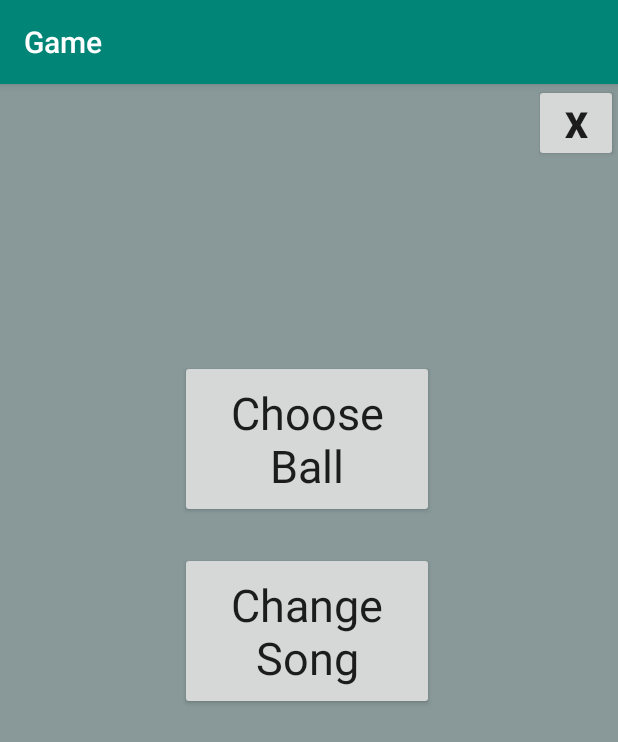
After one commit to victor-alvarez/ThreeLevelAndriodGame, an Android app: the CustomizeActivity screen opened directly, with no data from a screen before it, on a phone screen of 412 x 824 dp. The commit adds this screen. Shown: the top 742 px of the screen. Run offline under Robolectric (Android 15) with nearby library versions, the phone set to English and light mode, and no system bars.

Commit message:
"Added a home screen for Game1 that includes: Play (BallJumperActivity.java), Customize (CustomizeActivity.java), Shop (ShopActivity.java), To Game Two (Game2Activity.java), and To Main Menu (MainActivity.java). The Customize button leads to a menu that includes: Choose Ball (ChooseBallActivity.java), and Change Song (ChangeSongActivity.java). Both of these buttons and the Shop button lead to a 'Coming soon...' message. Also added functionality for an 'exit' button on all sub-menus."

```diff
--- /dev/null
+++ b/phase1/Game/app/src/main/java/com/example/game/Game1/CustomizeActivity.java
@@ -0,0 +1,34 @@
+package com.example.game.Game1;
+
+import androidx.appcompat.app.AppCompatActivity;
+import android.content.Intent;
+import android.os.Bundle;
+import android.view.View;
+import com.example.game.R;
+
+public class CustomizeActivity extends AppCompatActivity {
+
+  @Override
+  protected void onCreate(Bundle savedInstanceState) {
+    super.onCreate(savedInstanceState);
+    setContentView(R.layout.activity_customize);
+  }
+
+  /** Called when the user taps the "Choose Ball" button */
+  public void chooseBall(View view) {
+    Intent intent = new Intent(this, ChooseBallActivity.class);
+    startActivity(intent);
+  }
+
+  /** Called when the user taps the "Change Song" button */
+  public void changeSong(View view) {
+    Intent intent = new Intent(this, ChangeSongActivity.class);
+    startActivity(intent);
+  }
+
+  /** Called when the user taps the "X" button */
+  public void toGame1Home(View view) {
+    Intent intent = new Intent(this, Game1Activity.class);
+    startActivity(intent);
+  }
+}
--- a/phase1/Game/app/src/main/java/com/example/game/Game3Activity.java
+++ b/phase1/Game/app/src/main/java/com/example/game/Game3Activity.java
@@ -15,7 +15,7 @@ public class Game3Activity extends AppCompatActivity {
   }
 
   /** Called when the user taps the "To Main Menu" button */
-  public void nextGame(View view) {
+  public void toMainMenu(View view) {
     Intent intent = new Intent(this, MainActivity.class);
     startActivity(intent);
   }
--- a/phase1/Game/app/src/main/java/com/example/game/MainActivity.java
+++ b/phase1/Game/app/src/main/java/com/example/game/MainActivity.java
@@ -1,14 +1,12 @@
 package com.example.game;
 
 import androidx.appcompat.app.AppCompatActivity;
-
 import android.content.Intent;
 import android.content.SharedPreferences;
 import android.os.Bundle;
 import android.preference.PreferenceManager;
 import android.view.View;
 import android.widget.EditText;
-
 import com.example.game.Game1.Game1Activity;
 
 public class MainActivity extends AppCompatActivity {
--- /dev/null
+++ b/phase1/Game/app/src/main/res/layout/activity_customize.xml
@@ -0,0 +1,46 @@
+<?xml version="1.0" encoding="utf-8"?>
+<androidx.constraintlayout.widget.ConstraintLayout xmlns:android="http://schemas.android.com/apk/res/android"
+    xmlns:app="http://schemas.android.com/apk/res-auto"
+    xmlns:tools="http://schemas.android.com/tools"
+    android:layout_width="match_parent"
+    android:layout_height="match_parent"
+    tools:context=".Game1.CustomizeActivity">
+
+    <Button
+        android:id="@+id/button2"
+        style="@style/Widget.AppCompat.Button"
+        android:layout_width="56dp"
+        android:layout_height="52dp"
+        android:onClick="toGame1Home"
+        android:text="@string/game1_xButton"
+        android:textSize="24sp"
+        android:textStyle="bold"
+        app:layout_constraintEnd_toEndOf="parent"
+        app:layout_constraintTop_toTopOf="parent" />
+
+    <Button
+        android:id="@+id/game1Button7"
+        android:layout_width="169dp"
+        android:layout_height="105dp"
+        android:layout_marginStart="120dp"
+        android:layout_marginTop="312dp"
+        android:onClick="changeSong"
+        android:text="@string/game1_changeSong"
+        android:textAppearance="@style/TextAppearance.AppCompat.Large"
+        android:textSize="30sp"
+        app:layout_constraintStart_toStartOf="parent"
+        app:layout_constraintTop_toTopOf="parent" />
+
+    <Button
+        android:id="@+id/game1Button6"
+        android:layout_width="169dp"
+        android:layout_height="105dp"
+        android:layout_marginStart="120dp"
+        android:layout_marginTop="184dp"
+        android:onClick="chooseBall"
+        android:text="@string/game1_chooseBall"
+        android:textAppearance="@style/TextAppearance.AppCompat.Large"
+        android:textSize="30sp"
+        app:layout_constraintStart_toStartOf="parent"
+        app:layout_constraintTop_toTopOf="parent" />
+</androidx.constraintlayout.widget.ConstraintLayout>
--- a/phase1/Game/app/src/main/res/layout/activity_game3.xml
+++ b/phase1/Game/app/src/main/res/layout/activity_game3.xml
@@ -12,7 +12,7 @@
         android:layout_height="105dp"
         android:layout_marginStart="120dp"
         android:layout_marginTop="300dp"
-        android:onClick="nextGame"
+        android:onClick="toMainMenu"
         android:text="@string/next3"
         android:textAppearance="@style/TextAppearance.AppCompat.Large"
         android:textSize="30sp"
--- a/phase1/Game/app/src/main/res/values/strings.xml
+++ b/phase1/Game/app/src/main/res/values/strings.xml
@@ -15,4 +15,11 @@
     <string name="next1">"To Game Two"</string>
     <string name="next2">"To Game Three"</string>
     <string name="next3">"To Main Menu"</string>
+    <string name="game1_shop">Shop</string>
+    <string name="game1_customize">Customize</string>
+    <string name="game1_play">Play</string>
+    <string name="game1_chooseBall">Choose Ball</string>
+    <string name="game1_changeSong">Change Song</string>
+    <string name="game1_comingSoon">Coming soon....</string>
+    <string name="game1_xButton">X</string>
 </resources>
```
Also changed, not shown: phase1/Game/app/src/main/AndroidManifest.xml (+6 -1 lines), phase1/Game/app/src/main/java/com/example/game/Game1/BallJumperActivity.java (added, +19 -0 lines), phase1/Game/app/src/main/java/com/example/game/Game1/ChangeSongActivity.java (added, +22 -0 lines), phase1/Game/app/src/main/java/com/example/game/Game1/ChooseBallActivity.java (added, +22 -0 lines), phase1/Game/app/src/main/java/com/example/game/Game1/Game1Activity.java (+29 -10 lines), phase1/Game/app/src/main/java/com/example/game/Game1/GamePanel.java (+8 -12 lines), phase1/Game/app/src/main/java/com/example/game/Game1/MainThread.java (+9 -9 lines), phase1/Game/app/src/main/java/com/example/game/Game1/ShopActivity.java (added, +22 -0 lines), phase1/Game/app/src/main/res/layout/activity_ball_jumper.xml (added, +9 -0 lines), phase1/Game/app/src/main/res/layout/activity_change_song.xml (added, +32 -0 lines), phase1/Game/app/src/main/res/layout/activity_choose_ball.xml (added, +32 -0 lines), phase1/Game/app/src/main/res/layout/activity_game1.xml (+54 -2 lines), phase1/Game/app/src/main/res/layout/activity_shop.xml (added, +32 -0 lines).
